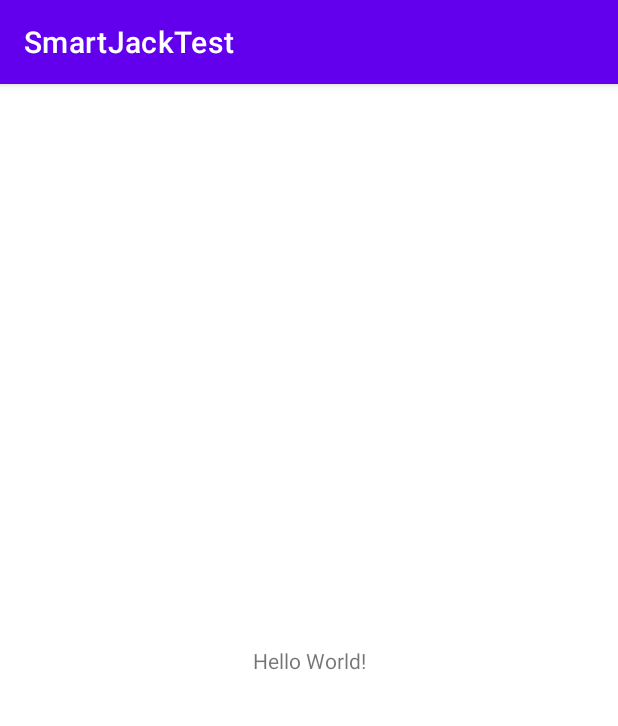
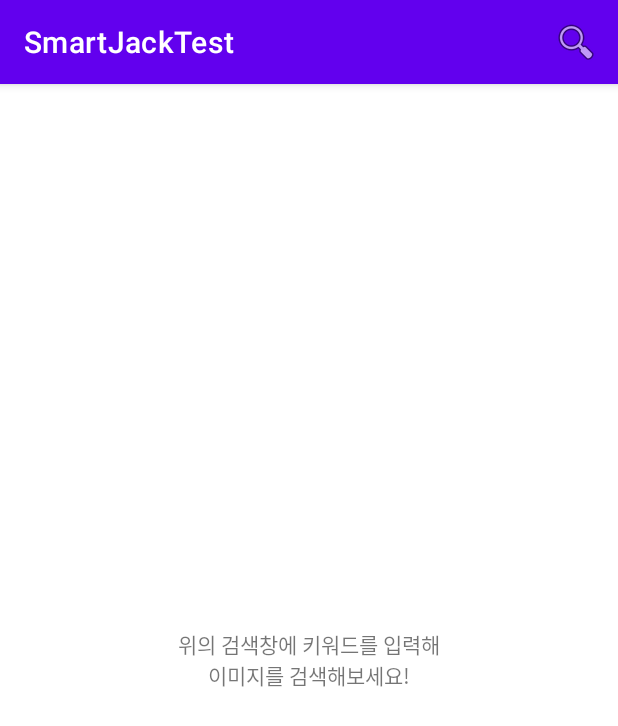
Before and after one commit to eun-droid/SmartJackTest, an Android app: the screen it shows after launch (MainActivity), on a phone screen of 412 x 824 dp. Shown: the top 726 px of the screen. Run offline under Robolectric (Android 15) with nearby library versions, the phone set to English and light mode, and no system bars; pictures from the network do not load.

Commit message:
Naver Image Search 구현
Retrofit2를 이용해 Naver Image Search 기능 구현
검색 결과를 Recyclerview에 표시

```diff
--- a/app/src/main/java/com/yes/smartjacktest/MainActivity.kt
+++ b/app/src/main/java/com/yes/smartjacktest/MainActivity.kt
@@ -1,11 +1,125 @@
 package com.yes.smartjacktest
 
+import android.app.SearchManager
+import android.content.Context
+import android.content.Intent
 import androidx.appcompat.app.AppCompatActivity
 import android.os.Bundle
+import android.util.Log
+import android.view.Menu
+import android.view.View
+import android.widget.Toast
+import androidx.appcompat.widget.SearchView
+import com.yes.smartjacktest.api.NaverSearchApi
+import com.yes.smartjacktest.api.provideNaverSearchApi
+import com.yes.smartjacktest.model.NaverSearchResponse
+import kotlinx.android.synthetic.main.activity_main.*
+import retrofit2.Call
+import retrofit2.Callback
+import retrofit2.Response
+import retrofit2.Retrofit
 
 class MainActivity : AppCompatActivity() {
+
+    private val adapter: SearchAdapter by lazy { SearchAdapter() }
+    private val naverSearchApi: NaverSearchApi by lazy { provideNaverSearchApi() }
+
     override fun onCreate(savedInstanceState: Bundle?) {
         super.onCreate(savedInstanceState)
         setContentView(R.layout.activity_main)
+
+        rvSearchedImageList.adapter = this.adapter
+    }
+
+    override fun onNewIntent(intent: Intent) {
+        super.onNewIntent(intent)
+
+        handleIntent(intent)
+    }
+
+    private fun handleIntent(intent: Intent) {
+        if (Intent.ACTION_SEARCH == intent.action) {
+            val query = intent.getStringExtra(SearchManager.QUERY)
+            if (query != null) {
+                searchImage(query)
+            }
+        }
+    }
+
+    private fun searchImage(query: String) {
+        clearResults()
+        showProgress()
+        hideMessage()
+
+        val searchCall = naverSearchApi.searchImage(getString(R.string.naver_api_client_id),
+            getString(R.string.naver_api_client_secret),
+            query)
+        searchCall.enqueue(object : Callback<NaverSearchResponse> {
+            override fun onResponse(
+                call: Call<NaverSearchResponse>,
+                response: Response<NaverSearchResponse>) {
+                hideProgress()
+
+                val searchResult = response.body()
+                if (response.isSuccessful && searchResult != null) {
+                    if (searchResult.total == 0) {
+                        showMessage(getString(R.string.no_search_result))
+                    } else {
+                        with(adapter) {
+                            setItems(searchResult.items)
+                            notifyDataSetChanged()
+                        }
+                    }
+                } else {
+                    showMessage("Search failed: " + response.message())
+                }
+            }
+
+            override fun onFailure(call: Call<NaverSearchResponse>, t: Throwable) {
+                hideProgress()
+                showMessage(t.message)
+            }
+        })
+    }
+
+    private fun clearResults() {
+        with(adapter) {
+            clearItems()
+            notifyDataSetChanged()
+        }
+    }
+
+    private fun showProgress() {
+        pbLoading.visibility = View.VISIBLE
+    }
+
+    private fun hideProgress() {
+        pbLoading.visibility = View.GONE
+    }
+
+    private fun showMessage(message: String?) {
+        with(tvSearchMessage) {
+            text = message ?: "Unexpected error."
+            visibility = View.VISIBLE
+        }
+    }
+
+    private fun hideMessage() {
+        with(tvSearchMessage) {
+            text = ""
+            visibility = View.GONE
+        }
+    }
+
+    override fun onCreateOptionsMenu(menu: Menu): Boolean {
+        menuInflater.inflate(R.menu.options_menu, menu)
+
+        // SearchView에 searchable configuration 연결
+        val searchManager = getSystemService(Context.SEARCH_SERVICE) as SearchManager
+        (menu.findItem(R.id.search).actionView as SearchView).apply {
+            setSearchableInfo(searchManager.getSearchableInfo(componentName))
+        }
+
+        return true
     }
 }
--- a/app/src/main/res/layout/activity_main.xml
+++ b/app/src/main/res/layout/activity_main.xml
@@ -6,13 +6,33 @@
     android:layout_height="match_parent"
     tools:context=".MainActivity">
 
-    <TextView
+    <androidx.recyclerview.widget.RecyclerView
+        android:id="@+id/rvSearchedImageList"
+        android:layout_width="match_parent"
+        android:layout_height="match_parent"
+        app:layoutManager="androidx.recyclerview.widget.GridLayoutManager"
+        app:spanCount="3" />
+
+    <ProgressBar
+        android:id="@+id/pbLoading"
         android:layout_width="wrap_content"
         android:layout_height="wrap_content"
-        android:text="Hello World!"
+        app:layout_constraintStart_toStartOf="parent"
+        app:layout_constraintTop_toTopOf="parent"
+        app:layout_constraintEnd_toEndOf="parent"
         app:layout_constraintBottom_toBottomOf="parent"
-        app:layout_constraintLeft_toLeftOf="parent"
-        app:layout_constraintRight_toRightOf="parent"
-        app:layout_constraintTop_toTopOf="parent" />
+        android:visibility="gone" />
+
+    <TextView
+        android:id="@+id/tvSearchMessage"
+        android:layout_width="wrap_content"
+        android:layout_height="wrap_content"
+        app:layout_constraintStart_toStartOf="parent"
+        app:layout_constraintTop_toTopOf="parent"
+        app:layout_constraintEnd_toEndOf="parent"
+        app:layout_constraintBottom_toBottomOf="parent"
+        android:text="@string/guide_message"
+        android:textAlignment="center" />
+
 
 </androidx.constraintlayout.widget.ConstraintLayout>
--- /dev/null
+++ b/app/src/main/res/menu/options_menu.xml
@@ -0,0 +1,9 @@
+<?xml version="1.0" encoding="utf-8"?>
+<menu xmlns:android="http://schemas.android.com/apk/res/android"
+    xmlns:app="http://schemas.android.com/apk/res-auto">
+    <item android:id="@+id/search"
+        android:title="@android:string/search_go"
+        android:icon="@android:drawable/ic_menu_search"
+        app:showAsAction="collapseActionView|ifRoom"
+        app:actionViewClass="androidx.appcompat.widget.SearchView" />
+</menu>
--- a/app/src/main/res/values/strings.xml
+++ b/app/src/main/res/values/strings.xml
@@ -1,3 +1,6 @@
 <resources>
     <string name="app_name">SmartJackTest</string>
+    <string name="search_hint">이미지를 검색해보세요</string>
+    <string name="guide_message">위의 검색창에 키워드를 입력해\n이미지를 검색해보세요!</string>
+    <string name="no_search_result">검색 결과가 없습니다</string>
 </resources>
--- /dev/null
+++ b/app/src/main/res/xml/searchable.xml
@@ -0,0 +1,4 @@
+<?xml version="1.0" encoding="utf-8"?>
+<searchable xmlns:android="http://schemas.android.com/apk/res/android"
+    android:label="@string/app_name"
+    android:hint="@string/search_hint" />
```
Also changed, not shown: app/build.gradle (+18 -1 lines), app/src/main/AndroidManifest.xml (+7 -1 lines), app/src/main/java/com/yes/smartjacktest/SearchAdapter.kt (added, +45 -0 lines), app/src/main/java/com/yes/smartjacktest/api/NaverSearchApi.kt (added, +21 -0 lines), app/src/main/java/com/yes/smartjacktest/api/NaverSearchApiProvider.kt (added, +11 -0 lines), app/src/main/java/com/yes/smartjacktest/model/NaverSECode.kt (added, +16 -0 lines), app/src/main/java/com/yes/smartjacktest/model/NaverSearchResponse.kt (added, +19 -0 lines), app/src/main/res/layout/item_image.xml (added, +24 -0 lines), build.gradle (+9 -3 lines).
